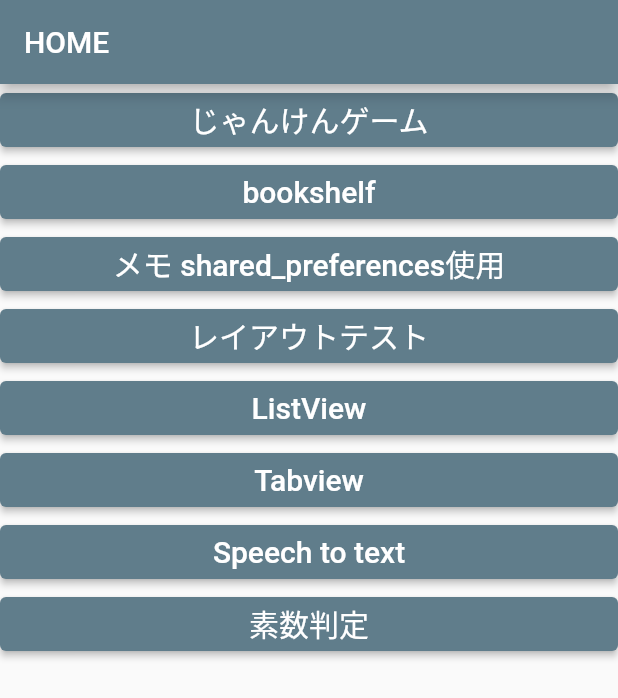
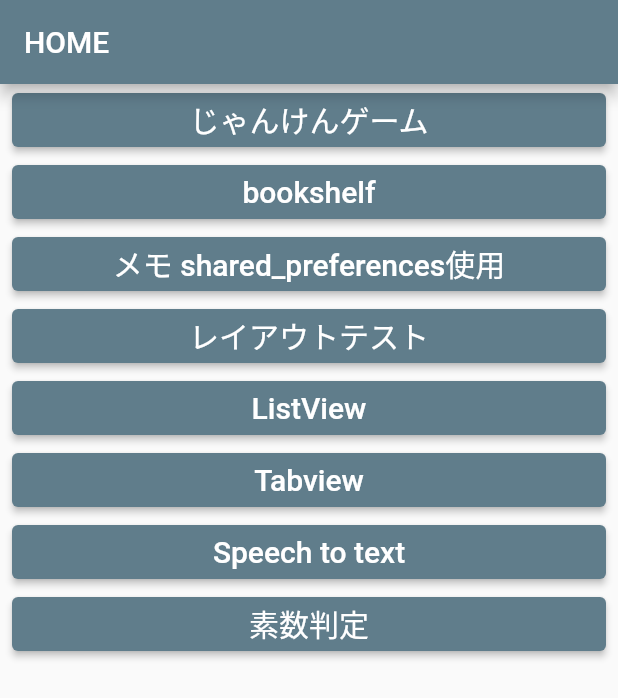
Before and after one commit to hikagami0210/flutter_test_app, a Flutter app: the screen it shows after launch, on a phone screen of 412 x 824 dp. Shown: the top 698 px of the screen. Run offline on Flutter 3.47's test engine with Material 2 defaults, Android fonts, the phone set to English and light mode, and no system bars; our stand-ins replace shared_preferences, speech_to_text.

Commit message:
page button add padding

```diff
--- a/lib/main.dart
+++ b/lib/main.dart
@@ -61,7 +61,9 @@ class MyHomePage extends StatelessWidget {
   }
 
   Widget pageButton(String title, route , context){
-    return SizedBox(
+    return Padding(
+      padding: const EdgeInsets.fromLTRB(8, 0, 8, 0),
+      child: SizedBox(
           width: double.infinity,
           child: ElevatedButton(
               onPressed: () async {
@@ -73,6 +75,7 @@ class MyHomePage extends StatelessWidget {
               },
               child: (Text(title,
                 style: const TextStyle(fontSize: 20),
-            ))));
+              )))),
+    );
   }
 }
```
Lines whose indentation alone changed are shown as unchanged.
